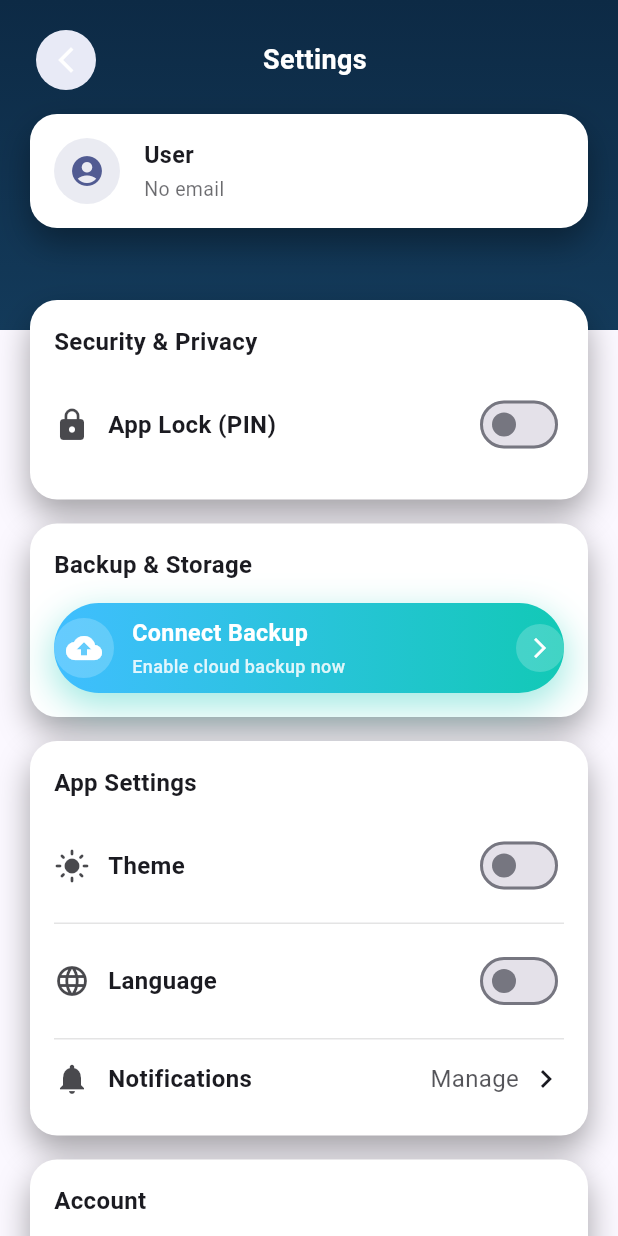
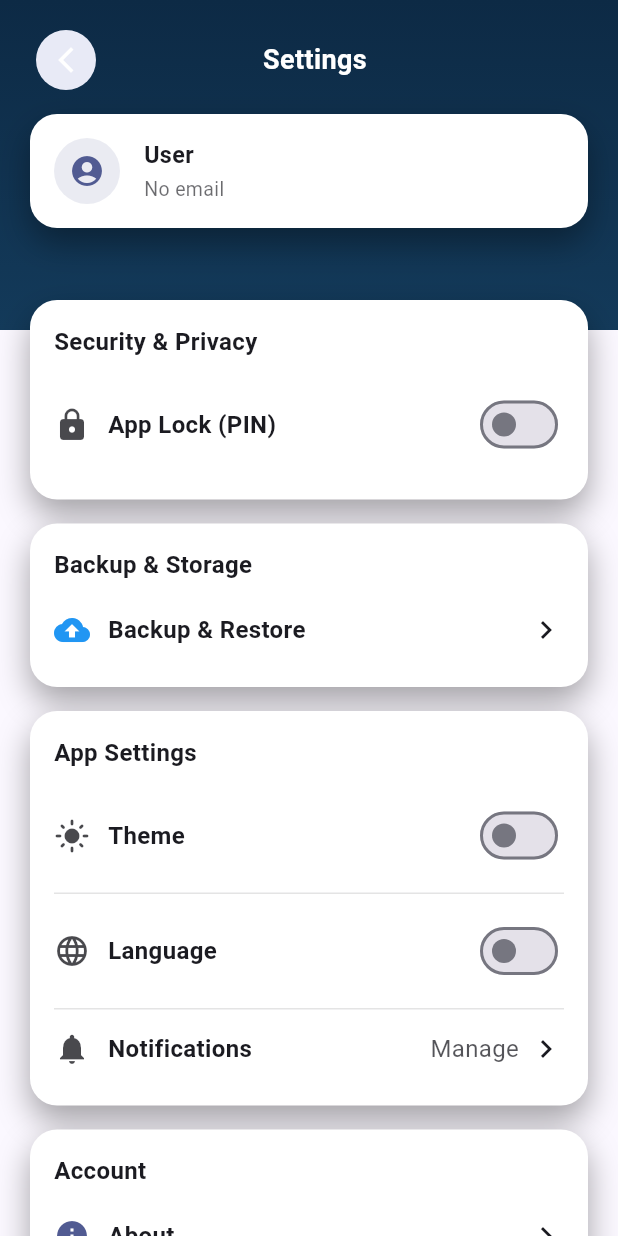
Before and after one commit to Pilotx1992/alkhazna, a Flutter app: the SettingsScreen screen opened directly, on a phone screen of 412 x 824 dp. Run offline on Flutter 3.47's test engine with Material 3 defaults, Android fonts, the phone set to English and light mode, and no system bars; our stand-ins replace connectivity_plus, device_info_plus, file_picker, flutter_local_notifications, flutter_secure_storage, google_sign_in and 11 more; missing offline and left inert: cryptography, googleapis, mailer, workmanager; accounts and stored records are empty; Roboto replaces fonts that are missing (Cairo).

Commit message:
refactor: simplify Backup section to match consistent style with other settings

```diff
--- a/lib/screens/settings_screen.dart
+++ b/lib/screens/settings_screen.dart
@@ -333,7 +333,35 @@ class SettingsScreen extends StatelessWidget {
 
   // ---------------- Backup Section ----------------
   Widget _buildBackupSection(Color surfaceCard, Color sectionTitleColor, user, context) {
-    final isConnected = user?.hasLinkedGoogleAccount == true;
+    Widget row({
+      required IconData icon,
+      required String title,
+      required VoidCallback onTap,
+      Color? iconColor,
+      bool topDivider = false,
+    }) {
+      return Column(
+        children: [
+          if (topDivider) Divider(height: 1, color: sectionTitleColor.withValues(alpha: 0.12)),
+          Padding(
+            padding: const EdgeInsets.symmetric(vertical: 14),
+            child: Row(
+              children: [
+                Icon(icon, color: iconColor ?? sectionTitleColor.withValues(alpha: 0.8)),
+                const SizedBox(width: 12),
+                Expanded(
+                  child: Text(
+                    title,
+                    style: TextStyle(color: sectionTitleColor, fontWeight: FontWeight.w600),
+                  ),
+                ),
+                Icon(Icons.chevron_right, color: sectionTitleColor),
+              ],
+            ),
+          ),
+        ],
+      );
+    }
 
     return Container(
       decoration: BoxDecoration(
@@ -341,147 +369,23 @@ class SettingsScreen extends StatelessWidget {
         borderRadius: BorderRadius.circular(18),
         boxShadow: [BoxShadow(color: Colors.black.withValues(alpha: 0.35), blurRadius: 18, offset: const Offset(0, 10))],
       ),
-      padding: const EdgeInsets.all(16),
+      padding: const EdgeInsets.fromLTRB(16, 16, 16, 12),
       child: Column(
         crossAxisAlignment: CrossAxisAlignment.start,
         children: [
           Text('Backup & Storage', style: TextStyle(color: sectionTitleColor, fontSize: 16, fontWeight: FontWeight.w700)),
-          const SizedBox(height: 14),
-
-          // Enhanced Backup Button with gradient
-          GestureDetector(
-                onTap: () {
-                  Navigator.push(
-                    context,
+          const SizedBox(height: 6),
+          row(
+            icon: Icons.backup,
+            title: 'Backup & Restore',
+            iconColor: const Color(0xFF2196F3),
+            onTap: () {
+              Navigator.push(
+                context,
                 MaterialPageRoute(builder: (context) => const BackupScreen()),
               );
             },
-            child: Container(
-              height: 60,
-              decoration: BoxDecoration(
-                gradient: isConnected
-                    ? const LinearGradient(
-                        colors: [Color(0xFF10B981), Color(0xFF059669)],
-                        begin: Alignment.centerLeft,
-                        end: Alignment.centerRight,
-                      )
-                    : const LinearGradient(
-                        colors: [Color(0xFF40BEFF), Color(0xFF12C9B6)],
-                        begin: Alignment.centerLeft,
-                        end: Alignment.centerRight,
-                      ),
-                borderRadius: BorderRadius.circular(30),
-                boxShadow: [
-                  BoxShadow(
-                    color: (isConnected ? const Color(0xFF10B981) : const Color(0xFF12C9B6)).withValues(alpha: 0.4),
-                    blurRadius: 20,
-                    spreadRadius: 1,
-                    offset: const Offset(0, 8),
-                  ),
-                ],
-              ),
-              child: Row(
-                mainAxisAlignment: MainAxisAlignment.center,
-                children: [
-                  // Status Icon
-                  Container(
-                    padding: const EdgeInsets.all(8),
-                    decoration: BoxDecoration(
-                      color: Colors.white.withValues(alpha: 0.2),
-                      shape: BoxShape.circle,
-                    ),
-                    child: Icon(
-                      isConnected ? Icons.cloud_done : Icons.cloud_upload,
-                      color: Colors.white,
-                      size: 24,
-                    ),
-                  ),
-                  const SizedBox(width: 12),
-
-                  // Text Content
-                  Expanded(
-                    child: Column(
-                      mainAxisAlignment: MainAxisAlignment.center,
-                      crossAxisAlignment: CrossAxisAlignment.start,
-                      children: [
-                        Text(
-                          isConnected ? 'Backup & Restore' : 'Connect Backup',
-                          style: const TextStyle(
-                            color: Colors.white,
-                            fontSize: 15.5,
-                            fontWeight: FontWeight.w700,
-                          ),
-                        ),
-                        const SizedBox(height: 2),
-                        Text(
-                          isConnected
-                              ? 'Connected to ${user!.backupGoogleAccountEmail.split('@').first}'
-                              : 'Enable cloud backup now',
-                          style: TextStyle(
-                            color: Colors.white.withValues(alpha: 0.85),
-                            fontSize: 12,
-                            fontWeight: FontWeight.w500,
-                          ),
-                          maxLines: 1,
-                          overflow: TextOverflow.ellipsis,
-                        ),
-                      ],
-                    ),
-                  ),
-
-                  // Arrow Icon
-                  Container(
-                    padding: const EdgeInsets.all(8),
-                    decoration: BoxDecoration(
-                      color: Colors.white.withValues(alpha: 0.2),
-                      shape: BoxShape.circle,
-                    ),
-                    child: const Icon(
-                      Icons.arrow_forward_ios,
-                      color: Colors.white,
-                      size: 16,
-                    ),
-                  ),
-                ],
-              ),
-            ),
           ),
-
-          // Additional Info
-          if (isConnected) ...[
-            const SizedBox(height: 12),
-            Container(
-              padding: const EdgeInsets.all(12),
-              decoration: BoxDecoration(
-                color: const Color(0xFF10B981).withValues(alpha: 0.1),
-                borderRadius: BorderRadius.circular(12),
-                border: Border.all(
-                  color: const Color(0xFF10B981).withValues(alpha: 0.3),
-                  width: 1,
-                ),
-              ),
-              child: Row(
-                children: [
-                  Icon(
-                    Icons.verified,
-                    color: const Color(0xFF10B981),
-                    size: 18,
-                  ),
-                  const SizedBox(width: 8),
-                  Expanded(
-                    child: Text(
-                      'Your data is backed up and encrypted',
-                      style: TextStyle(
-                        color: sectionTitleColor.withValues(alpha: 0.8),
-                        fontSize: 12,
-                        fontWeight: FontWeight.w500,
-                      ),
-                    ),
-                  ),
-                ],
-              ),
-            ),
-          ],
         ],
       ),
     );
```
